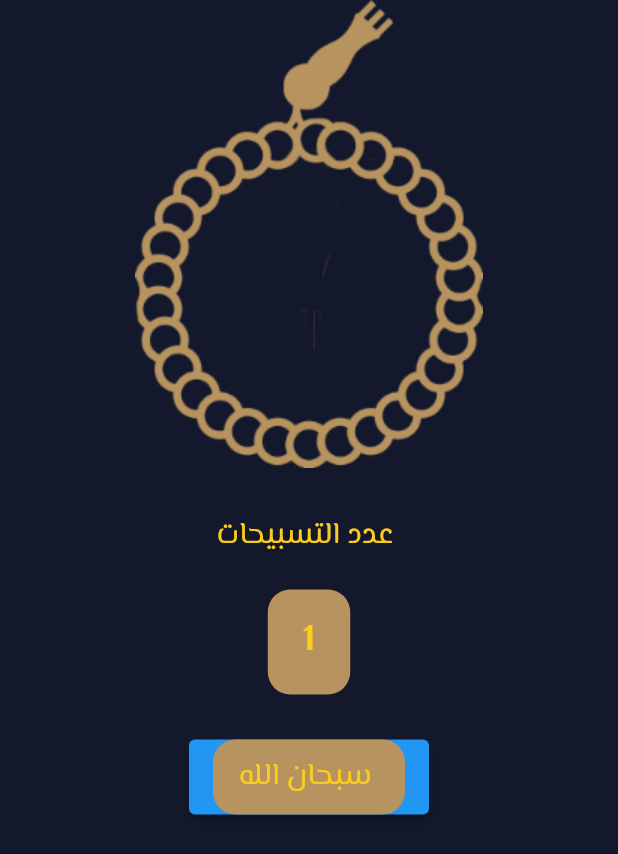
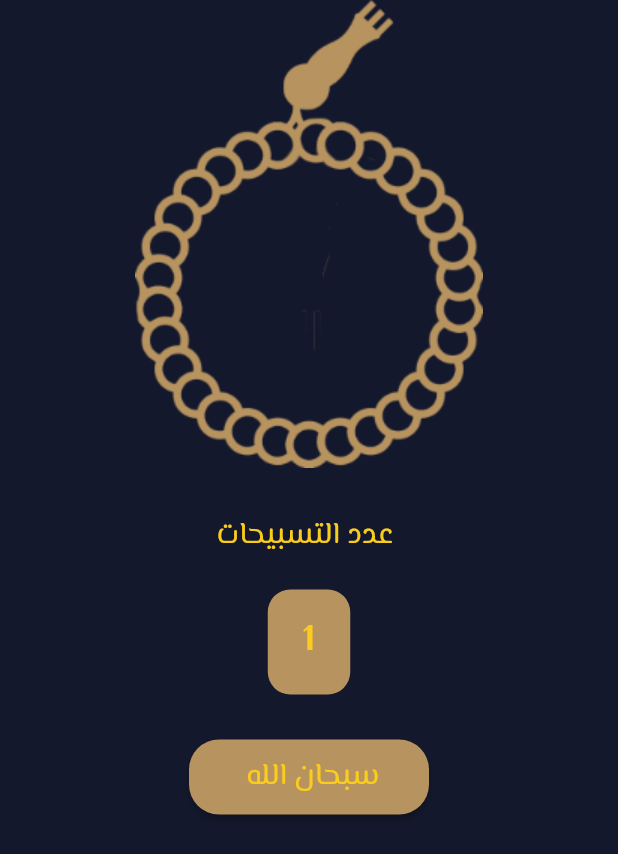
Before and after one commit to osamaromeh10/islamiapp, a Flutter app: the SebhaTab widget shown alone on an empty page, opened directly, after a tap on "سبحان الله", on a phone screen of 412 x 824 dp. Shown: the top 854 px of the screen. Run offline on Flutter 3.47's test engine with Material 2 defaults, Android fonts, the phone set to English and light mode, and no system bars; our stand-ins replace google_fonts, shared_preferences; accounts and stored records are empty.

Commit message:
add dark theme and enable this Finish Dark Mode Install Dark mode and made a switch between Themes on my app complete 90% of Themeing My Application complete 98% of Themeing My Application Complete sebha Task

```diff
--- a/lib/tabs/sebha_tab.dart
+++ b/lib/tabs/sebha_tab.dart
@@ -2,72 +2,81 @@ import 'package:flutter/material.dart';
 import 'package:islami_app/my_Theme_Data.dart';
 
 class SebhaTab extends StatefulWidget {
+  const SebhaTab({super.key});
+
   @override
   State<SebhaTab> createState() => _SebhaTabState();
 }
 
 class _SebhaTabState extends State<SebhaTab> {
-  int num=0;
-String tasabeh=" ";
+  int num = 0;
+  int Counter=0;
+  String tasabeh = " سبحان الله";
+
   @override
   Widget build(BuildContext context) {
-    return
-      Center(
+    return Center(
       child: Column(
-        children:[
-          Image.asset("assets/images/head_sebha.png",color: MyThemeData.PrimaryColor),
-          SizedBox(height:30.0),
-          Text("عدد التسبيحات ",
-              style: Theme.of(context).textTheme.bodySmall!
-          ),
-          SizedBox(height: 20.0),
-
-
-        Container
-          (
+        children: [
+          Image.asset("assets/images/head_sebha.png",
+              color: MyThemeData.PrimaryColor),
+          const SizedBox(height: 30.0),
+          Text("عدد التسبيحات ", style: Theme.of(context).textTheme.bodySmall!),
+          const SizedBox(height: 20.0),
+          Container(
               height: 70,
               width: 55,
-            decoration: BoxDecoration(borderRadius: BorderRadius.circular(15.0),
+              decoration: BoxDecoration(
+                borderRadius: BorderRadius.circular(15.0),
                 color: MyThemeData.PrimaryColor,
               ),
-            child: Center(child: Text("$num",)
-
-        )
-        ),
-        SizedBox(height: 30.0),
-        Container(
+              child: Center(
+                  child: Text(
+                "$num",
+              ))),
+          const SizedBox(height: 30.0),
+          SizedBox(
             height: 50,
             width: 160,
             child: ElevatedButton(
-            onPressed: () {
-              num++;
-              setState(() {
-              });
-
-            },
-            child:
-            Container(
-                height: 50,
-                width: 160,
-                decoration: BoxDecoration(borderRadius: BorderRadius.circular(15.0),
-                  color: MyThemeData.PrimaryColor,
-                ),
-                child: Center(child: Text("سبحان الله ",
-                  style: Theme.of(context).textTheme.bodySmall!,
-                )
-            )
-            ),
-          ),
+              style: ElevatedButton.styleFrom(backgroundColor: MyThemeData.PrimaryColor,
+              shape: RoundedRectangleBorder(borderRadius: BorderRadius.circular(20)
               ),
 
 
+              ),
+              onPressed: () {
+                {
+                  for(int i=num;i<132;i++)
+                  {
+                    if(num==33){
+                      tasabeh="الحمدلله";
+                    }else if(num==66)
+                      {
+                        tasabeh="لا اله الا الله";
+                      }else if(num==99)
+                        {
+                          tasabeh="الله اكبر";
+                        }
+                  }
+                  setState(() {
+
+                    num++;
+
+                  });
+
+                }
 
 
+              },
+              child: Center(
+                  child: Text(tasabeh,
+                style: Theme.of(context).textTheme.bodySmall!,
+              )),
+            ),
+          ),
         ],
       ),
     );
   }
-
-
-
 }
```
Lines whose indentation alone changed are shown as unchanged.
